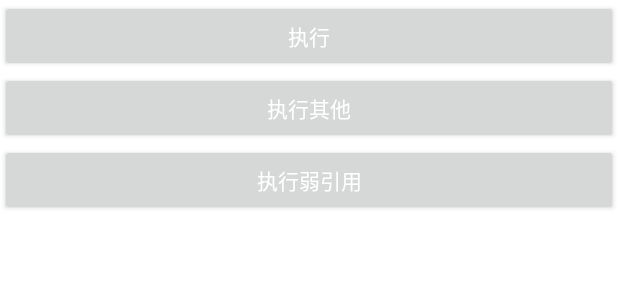
After one commit to liwei49699/MyBaseFramwork, an Android app: the layout activity_my_memory.xml on its own in the app's theme, with its tools: preview values and no code run, on a phone screen of 412 x 824 dp. The commit adds this screen. Shown: the top 300 px of the screen. Run offline under Robolectric (Android 15) with nearby library versions, the phone set to English and light mode, and no system bars.

Commit message:
内存泄漏

```diff
--- a/MyFramwork/build.gradle
+++ b/MyFramwork/build.gradle
@@ -104,12 +104,13 @@ android {
     }*/
 
     // so文件不在jniLibs下时
-   /* sourceSets {
+    /* sourceSets {
         main {
             jniLibs.srcDirs = ['libs']
         }
     }*/
 }
+
 
 
 dependencies {
--- /dev/null
+++ b/MyFramwork/src/main/res/layout/activity_my_memory.xml
@@ -0,0 +1,27 @@
+<?xml version="1.0" encoding="utf-8"?>
+<LinearLayout xmlns:android="http://schemas.android.com/apk/res/android"
+    xmlns:app="http://schemas.android.com/apk/res-auto"
+    xmlns:tools="http://schemas.android.com/tools"
+    android:layout_width="match_parent"
+    android:layout_height="match_parent"
+    tools:context="com.sanshang.li.mybaseframwork.memory.MyMemoryActivity"
+    android:orientation="vertical">
+
+    <Button
+        android:id="@+id/btn_execute"
+        android:layout_width="match_parent"
+        android:layout_height="wrap_content"
+        android:text="@string/btn_execute"/>
+
+    <Button
+        android:id="@+id/btn_execute_other"
+        android:layout_width="match_parent"
+        android:layout_height="wrap_content"
+        android:text="@string/btn_execute_other"/>
+    <Button
+        android:id="@+id/btn_execute_weak"
+        android:layout_width="match_parent"
+        android:layout_height="wrap_content"
+        android:text="@string/btn_execute_weak"/>
+
+</LinearLayout>
--- a/MyFramwork/src/main/res/values/strings.xml
+++ b/MyFramwork/src/main/res/values/strings.xml
@@ -3,4 +3,7 @@
     <string name="tv_toast_message">文本</string>
     <string name="iv_sound_toast">toast图片</string>
     <string name="titleName">自定义标题</string>
+    <string name="btn_execute">执行</string>
+    <string name="btn_execute_other">执行其他</string>
+    <string name="btn_execute_weak">执行弱引用</string>
 </resources>
```
Also changed, not shown: MyFramwork/src/main/AndroidManifest.xml (+27 -36 lines), MyFramwork/src/main/java/com/sanshang/li/mybaseframwork/memory/MyMemoryActivity.java (added, +121 -0 lines), MyFramwork/src/main/java/com/sanshang/li/mybaseframwork/memory/thread/MyOtherThread.java (added, +21 -0 lines), MyFramwork/src/main/java/com/sanshang/li/mybaseframwork/view/MyCustomViewActivity.java (added, +35 -0 lines), MyFramwork/src/main/java/com/sanshang/li/mybaseframwork/view/MyToggleButton.java (added, +31 -0 lines), 1 other file.
